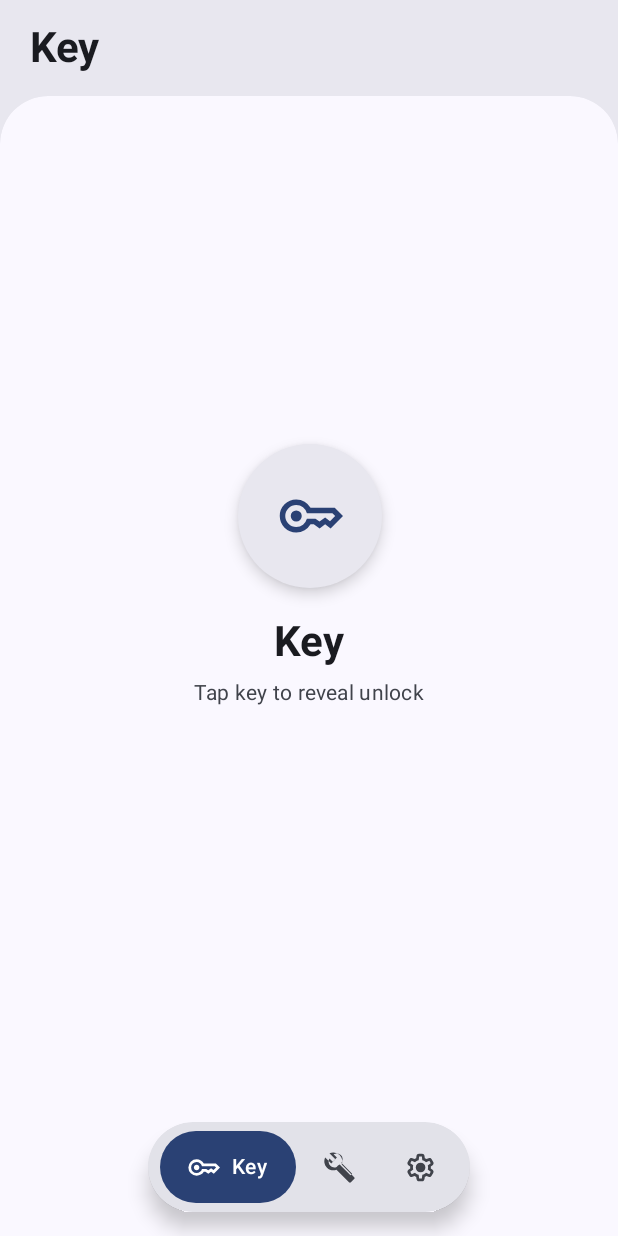
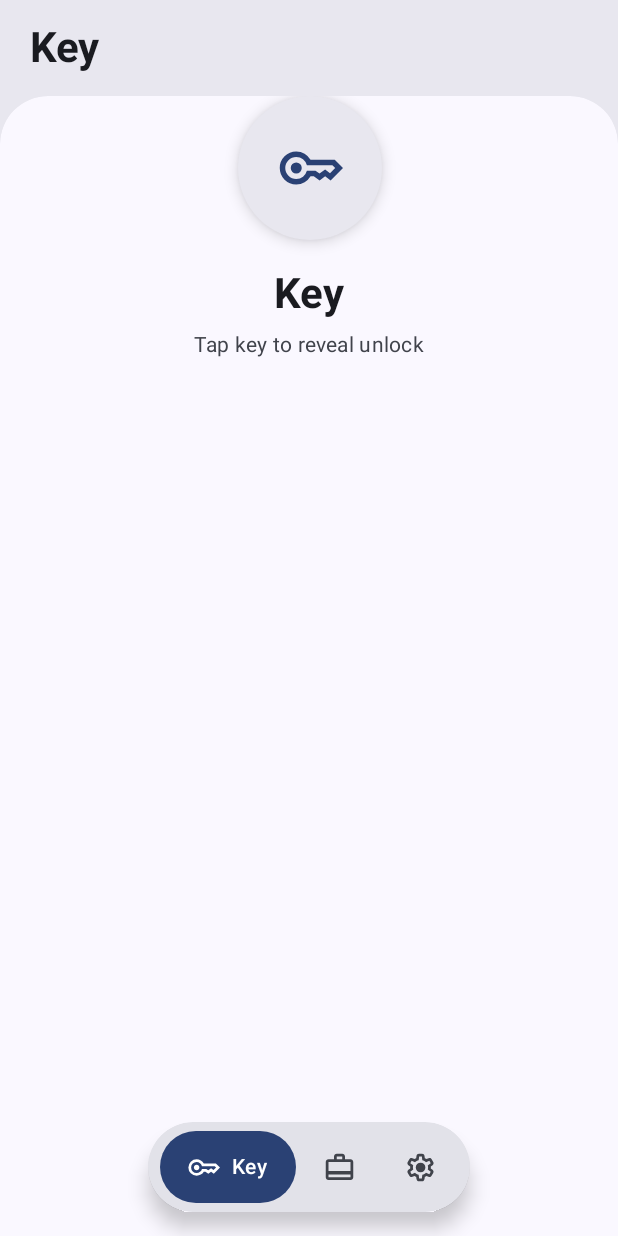
Before and after one commit to Hotaro26/brik, an Android app built with Jetpack Compose: the screen it shows after launch (MainActivity), on a phone screen of 412 x 824 dp. Run offline under Robolectric (Android 15) with nearby library versions, the phone set to English and light mode, and no system bars.

Commit message:
fix: integrate scroll-based pull-to-refresh on Key screen and use clean Material toolbox navbar icon

```diff
--- a/app/src/main/java/com/hotaro/brik/ui/screen/KeyScreen.kt
+++ b/app/src/main/java/com/hotaro/brik/ui/screen/KeyScreen.kt
@@ -14,6 +14,7 @@ import androidx.compose.foundation.clickable
 import androidx.compose.foundation.interaction.MutableInteractionSource
 import androidx.compose.foundation.layout.Arrangement
 import androidx.compose.foundation.layout.Box
+import androidx.compose.foundation.layout.BoxWithConstraints
 import androidx.compose.foundation.layout.Column
 import androidx.compose.foundation.layout.PaddingValues
 import androidx.compose.foundation.layout.Row
@@ -22,13 +23,16 @@ import androidx.compose.foundation.layout.fillMaxHeight
 import androidx.compose.foundation.layout.fillMaxSize
 import androidx.compose.foundation.layout.fillMaxWidth
 import androidx.compose.foundation.layout.height
+import androidx.compose.foundation.layout.heightIn
 import androidx.compose.foundation.layout.padding
 import androidx.compose.foundation.layout.size
 import androidx.compose.foundation.layout.width
 import androidx.compose.foundation.lazy.LazyColumn
 import androidx.compose.foundation.lazy.items
+import androidx.compose.foundation.rememberScrollState
 import androidx.compose.foundation.shape.CircleShape
 import androidx.compose.foundation.shape.RoundedCornerShape
+import androidx.compose.foundation.verticalScroll
 import androidx.compose.material3.AlertDialog
 import androidx.compose.material3.Button
 import androidx.compose.material3.CardDefaults
@@ -122,17 +126,23 @@ fun KeyScreen(
             }
         }
     ) { innerPadding ->
-        Box(
+        BoxWithConstraints(
             modifier = modifier
                 .fillMaxSize()
+                .verticalScroll(rememberScrollState())
                 .padding(innerPadding)
-                .padding(bottom = 96.dp),
-            contentAlignment = Alignment.Center
+                .padding(bottom = 96.dp)
         ) {
-            Column(
-                horizontalAlignment = Alignment.CenterHorizontally,
-                verticalArrangement = Arrangement.Center
+            Box(
+                modifier = Modifier
+                    .fillMaxWidth()
+                    .heightIn(min = maxHeight),
+                contentAlignment = Alignment.Center
             ) {
+                Column(
+                    horizontalAlignment = Alignment.CenterHorizontally,
+                    verticalArrangement = Arrangement.Center
+                ) {
                 // Tappable Key Icon Surface
             Surface(
                 shape = CircleShape,
@@ -213,6 +223,7 @@ fun KeyScreen(
             }
         }
     }
+}
 }
 
     // --- Unlock Drawer (Bottom Sheet) ---
--- a/app/src/main/res/drawable/tools_fill0.xml
+++ b/app/src/main/res/drawable/tools_fill0.xml
@@ -5,5 +5,5 @@
     android:viewportHeight="24">
   <path
       android:fillColor="#FF000000"
-      android:pathData="M22.7,19l-9.1,-9.1c0.9,-2.3 0.4,-5 -1.5,-6.9 -2,-2 -5,-2.4 -7.4,-1.3L9,6 6,9 1.6,4.7C0.4,7.1 0.9,10.1 2.9,12.1c1.9,1.9 4.6,2.4 6.9,1.5l9.1,9.1c0.4,0.4 1,0.4 1.4,0l2.3,-2.3c0.5,-0.4 0.5,-1.1 0.1,-1.4z"/>
+      android:pathData="M20,6h-4V4c0,-1.11 -0.89,-2 -2,-2h-4c-1.11,0 -2,0.89 -2,2v2H4c-1.11,0 -2,0.89 -2,2v11c0,1.11 0.89,2 2,2h16c1.11,0 2,-0.89 2,-2V8c0,-1.11 -0.89,-2 -2,-2zm-6,-2v2h-4V4h4zm6,9h-4v-1h-4v1H4V8h16v5z"/>
 </vector>
--- a/app/src/main/res/drawable/tools_outlined.xml
+++ b/app/src/main/res/drawable/tools_outlined.xml
@@ -5,5 +5,5 @@
     android:viewportHeight="24">
   <path
       android:fillColor="#FF000000"
-      android:pathData="M22.7,19l-9.1,-9.1c0.9,-2.3 0.4,-5 -1.5,-6.9 -2,-2 -5,-2.4 -7.4,-1.3L9,6 6,9 1.6,4.7C0.4,7.1 0.9,10.1 2.9,12.1c1.9,1.9 4.6,2.4 6.9,1.5l9.1,9.1c0.4,0.4 1,0.4 1.4,0l2.3,-2.3c0.5,-0.4 0.5,-1.1 0.1,-1.4zm-12.8,-7.4c-1.5,0.7 -3.3,0.4 -4.5,-0.8 -1.5,-1.5 -1.7,-3.7 -0.7,-5.4l2.4,2.4 3,-3 -2.4,-2.4c1.7,-1 3.9,-0.8 5.4,0.7 1.2,1.2 1.5,3 0.8,4.5l-0.5,1.1 1,1 6.8,6.8 -1.2,1.2 -6.8,-6.8 -1,-1 -1.3,0.7z"/>
+      android:pathData="M20,6h-4V4c0,-1.11 -0.89,-2 -2,-2h-4c-1.11,0 -2,0.89 -2,2v2H4c-1.11,0 -1.99,0.89 -1.99,2L2,19c0,1.11 0.89,2 2,2h16c1.11,0 2,-0.89 2,-2V8c0,-1.11 -0.89,-2 -2,-2zm-6,-2v2h-4V4h4zm6,15H4v-2h16v2zm0,-4.5H4V8h16v6.5z"/>
 </vector>
```
